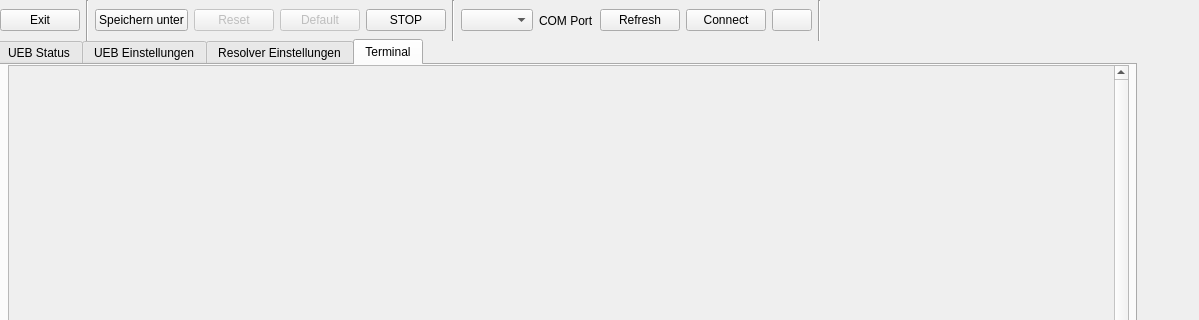
This is ui_mainwindow.ui in D0kRay/UEB_GUI_PyQt as Qt 5 draws it before an edit; both pictures show x 0 to 1199 and y 0 to 320 of the 1199 by 699 pixel window. The edited form follows.
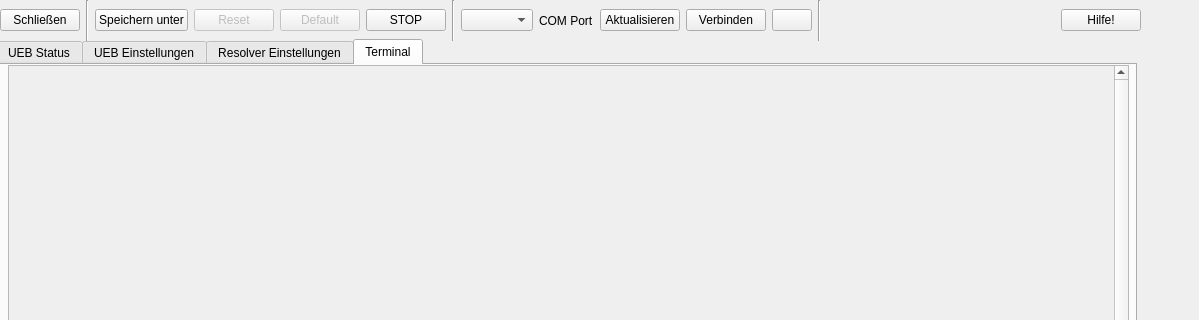
This is the edited form. The open tabs and pages were chosen to show the change. Icons and pictures are not drawn. Custom widgets are drawn as their Qt base class.

Commit message: Hilfemenü und erweiterungen in der GUI

What changed in the file:
```diff
--- a/ui_mainwindow.ui
+++ b/ui_mainwindow.ui
@@ -1510,7 +1510,7 @@
      <item>
       <widget class="QPushButton" name="exit_Button">
        <property name="text">
-        <string>Exit</string>
+        <string>Schließen</string>
        </property>
       </widget>
      </item>
@@ -1575,14 +1575,14 @@
      <item>
       <widget class="QPushButton" name="refreshComPort_Button">
        <property name="text">
-        <string>Refresh</string>
+        <string>Aktualisieren</string>
        </property>
       </widget>
      </item>
      <item>
       <widget class="QPushButton" name="connectComPort_Button">
        <property name="text">
-        <string>Connect</string>
+        <string>Verbinden</string>
        </property>
       </widget>
      </item>
@@ -1628,6 +1628,13 @@
        </property>
       </spacer>
      </item>
+     <item>
+      <widget class="QPushButton" name="help_pushButton">
+       <property name="text">
+        <string>Hilfe!</string>
+       </property>
+      </widget>
+     </item>
     </layout>
    </widget>
    <widget class="QLabel" name="gui_info_dialog_Label">
```
Left out of the diff: 4 changed lines with no effect on the pictures. The commit also changes 6 other files.
